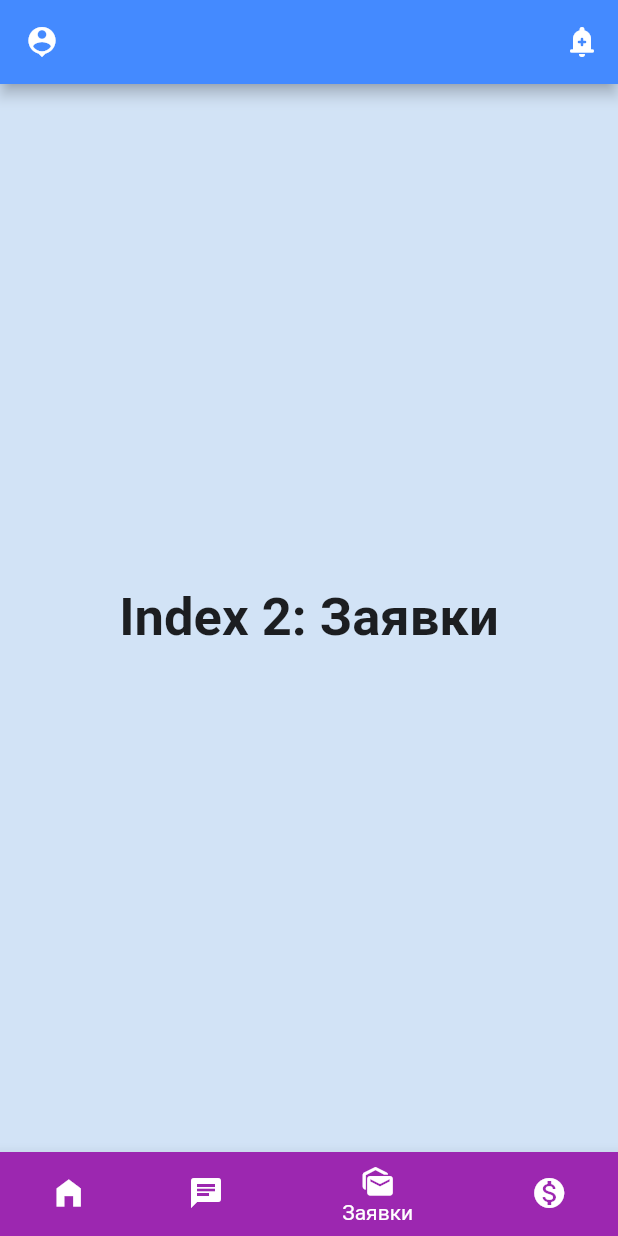
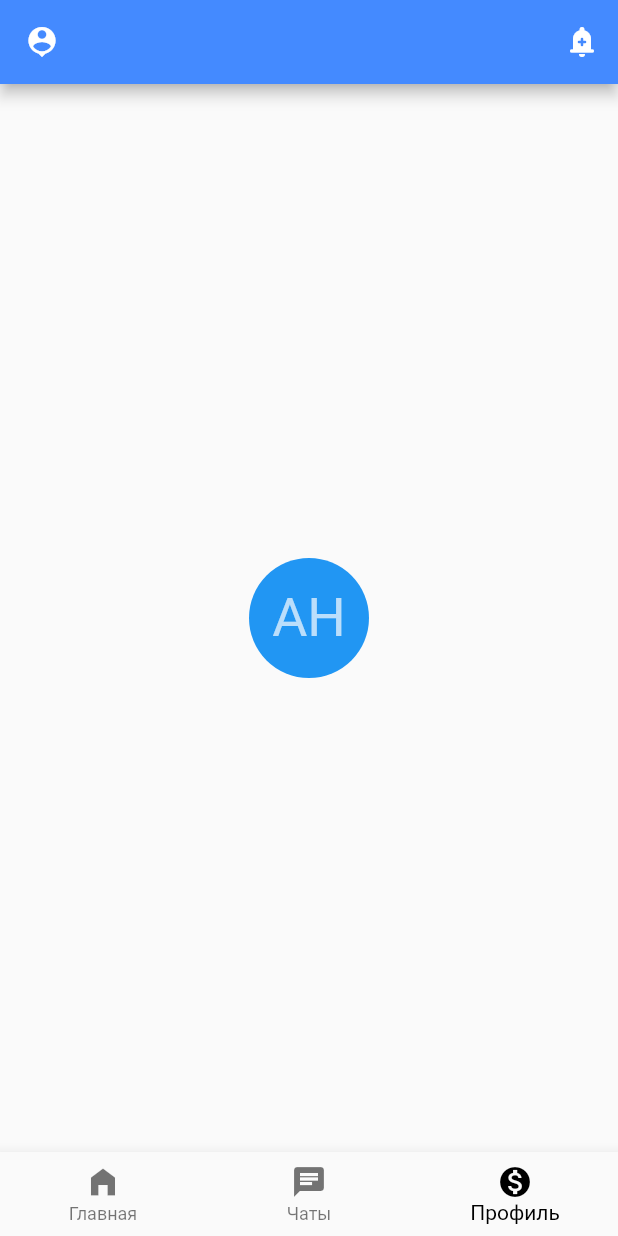
Before and after one commit to shuyanov/CommandProjectForHackathon, a Flutter app: the screen it shows after launch, item 3 of the bottom bar chosen, on a phone screen of 412 x 824 dp. Run offline on Flutter 3.47's test engine with Material 2 defaults, Android fonts, the phone set to English and light mode, and no system bars.

Commit message:
Переделал страницы

```diff
--- a/flutter/lib/Bar/BottomBar.dart
+++ b/flutter/lib/HomePage.dart
@@ -1,13 +1,14 @@
 import 'package:flutter/material.dart';
+import 'Widget/Bar/Profile.dart';
 
-class MyStatefulWidget extends StatefulWidget {
-  const MyStatefulWidget({super.key});
+class HomePage extends StatefulWidget {
+  const HomePage({super.key});
 
   @override
-  State<MyStatefulWidget> createState() => _MyStatefulWidgetState();
+  State<HomePage> createState() => _HomePageState();
 }
 
-class _MyStatefulWidgetState extends State<MyStatefulWidget> {
+class _HomePageState extends State<HomePage> {
   int _selectedIndex =0;
   static const TextStyle optionStyle = TextStyle(fontSize: 35, fontWeight: FontWeight.bold);
   static const List<Widget> _WidgetOption = <Widget>[
@@ -19,14 +20,7 @@ class _MyStatefulWidgetState extends State<MyStatefulWidget> {
       'Index 1: Чаты',
       style: optionStyle,
     ),
-    Text(
-      'Index 2: Заявки',
-      style: optionStyle,
-    ),
-    Text(
-      'Index 3: Оплата',
-      style: optionStyle,
-    ),
+    ProfilePage(),
   ];
 
   void _onItemTapped(int index) {
@@ -101,26 +95,18 @@ class _MyStatefulWidgetState extends State<MyStatefulWidget> {
           BottomNavigationBarItem(
             icon: Icon(Icons.home_filled),
             label: 'Главная',
-            backgroundColor: Colors.blueAccent,
           ),
           BottomNavigationBarItem(
             icon: Icon(Icons.chat),
             label: 'Чаты',
-            backgroundColor: Colors.blue.shade800,
-          ),
-          BottomNavigationBarItem(
-            icon: Icon(Icons.mark_as_unread),
-            label: 'Заявки',
-            backgroundColor: Colors.purple.shade500,
           ),
           BottomNavigationBarItem(
             icon: Icon(Icons.monetization_on),
-            label: 'Оплата',
-            backgroundColor: Colors.yellow.shade700,
+            label: 'Профиль',
           ),
         ],
         currentIndex: _selectedIndex,
-        selectedItemColor: Colors.white,
+        selectedItemColor: Colors.black,
         onTap: _onItemTapped,
       ),
     );
--- /dev/null
+++ b/flutter/lib/Pages/ProfilePage.dart
@@ -0,0 +1,16 @@
+import 'package:flutter/material.dart';
+
+class ProfileePage extends StatefulWidget {
+  const ProfileePage({Key? key}) : super(key: key);
+
+  @override
+  State<ProfileePage> createState() => _ProfileePageState();
+}
+
+class _ProfileePageState extends State<ProfileePage> {
+  @override
+  Widget build(BuildContext context) {
+    return Scaffold(
+    );
+  }
+}
--- /dev/null
+++ b/flutter/lib/Widget/Bar/AppBar.dart
@@ -0,0 +1,10 @@
+import 'package:flutter/material.dart';
+
+
+AppBar buildAppBar(BuildContext context) {
+  return AppBar(
+      leading: BackButton(),
+    backgroundColor: Colors.tealAccent,
+    elevation: 0,
+  );
+}
--- /dev/null
+++ b/flutter/lib/Widget/Bar/Profile.dart
@@ -0,0 +1,17 @@
+import 'package:flutter/material.dart';
+
+class ProfilePage extends StatelessWidget {
+  const ProfilePage({Key? key}) : super(key: key);
+
+  @override
+  Widget build(BuildContext context) {
+    return Container(
+        width: 80,
+        child: CircleAvatar(
+        backgroundColor: Colors.blue,
+        radius: 40,
+        child: const Text('AH',style: TextStyle(fontSize: 36),),
+        )
+    );
+  }
+}
--- a/flutter/lib/main.dart
+++ b/flutter/lib/main.dart
@@ -1,5 +1,6 @@
+import 'package:command_flutter/HomePage.dart';
 import 'package:flutter/material.dart';
-import 'package:command_flutter/Bar/BottomBar.dart';
+
 
 
 void main() => runApp(MyApp());
@@ -8,8 +9,10 @@ class MyApp extends StatelessWidget {
   @override
   Widget build(BuildContext context) {
     return MaterialApp(
-      theme: ThemeData(scaffoldBackgroundColor: const Color.fromARGB(255, 210, 227, 246)),
-      home: MyStatefulWidget(),
+      theme: ThemeData(
+        primaryColor: Colors.greenAccent.shade400
+      ),
+      home: HomePage(),
       debugShowCheckedModeBanner: false,
     );
   }
```
Also changed, not shown: flutter/lib/Widget/Bar/BottomBar.dart (added, +114 -0 lines). Lines whose indentation alone changed are shown as unchanged.
